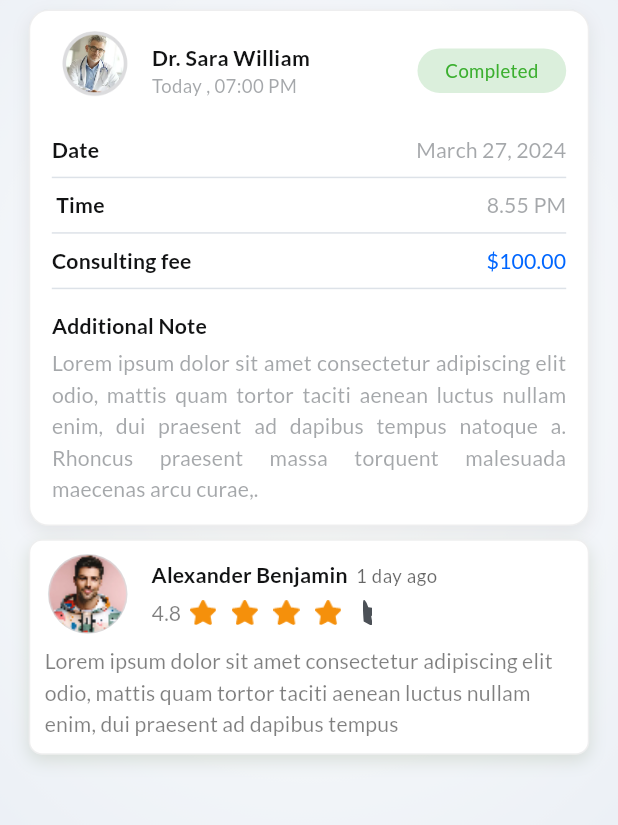
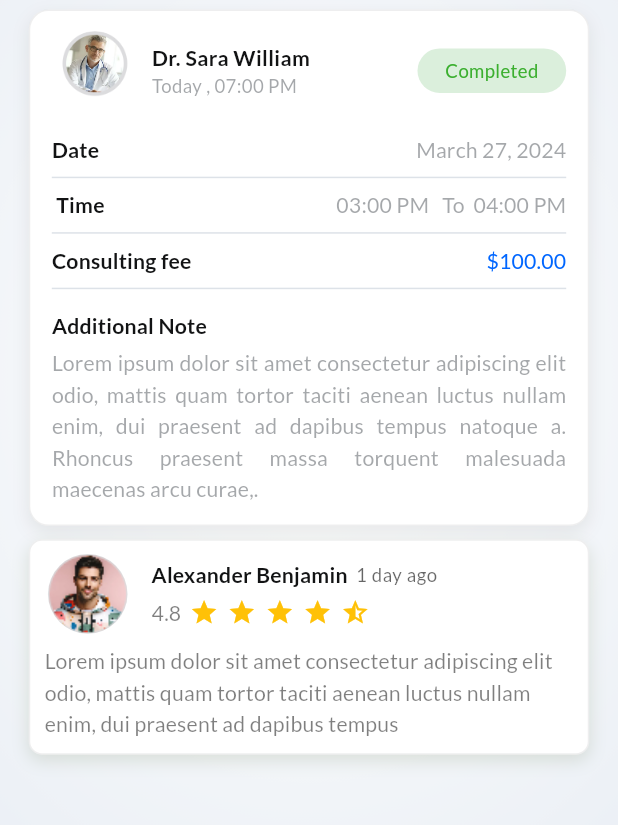
Before and after one commit to alvin0811/WinnersTrainFrontEnd, a Flutter app: the CompletedAppointments screen opened by its route, after a tap on "Ratings & Reviews", after a tap on "Submit Review", after a tap on "Go Back", on a phone screen of 412 x 824 dp, the part 107-932 px from its top. Run offline on Flutter 3.47's test engine with Material 3 defaults, Android fonts, the phone set to English and light mode, and no system bars; our stand-ins replace animated_splash_screen, another_flushbar, carousel_slider, curved_labeled_navigation_bar, dotted_border, dotted_line and 15 more; missing offline and left inert: datepicker_dropdown.

Commit message:
final fixes done

```diff
--- a/lib/view/trainer_flow/home/appointment/ongoing_appointment_details.dart
+++ b/lib/view/trainer_flow/home/appointment/ongoing_appointment_details.dart
@@ -20,6 +20,7 @@ class OngoingAppointmentDetails extends StatelessWidget {
             body: Column(
               children: [
                 AppointmentDetailsCard(
+                       time: '03:00 PM   To  04:00 PM',
                   docName: 'Alexander Benjamin',
                                  imageUrl: AppAssets.images.userProfile,
                     button: CustomButton(
--- a/lib/view/trainer_flow/home/appointment/upcoming_appointment_details.dart
+++ b/lib/view/trainer_flow/home/appointment/upcoming_appointment_details.dart
@@ -19,6 +19,7 @@ class UpcomingAppointmentDetails extends StatelessWidget {
             body: Column(
               children: [
                 AppointmentDetailsCard(
+                       time: '03:00 PM   To  04:00 PM',
                   docName: 'Alexander Benjamin',
                   imageUrl: AppAssets.images.userProfile,
                   button: CustomButton(
--- a/lib/view/user_resilience/appointments/past_appointments/cancel_appointments.dart
+++ b/lib/view/user_resilience/appointments/past_appointments/cancel_appointments.dart
@@ -17,7 +17,9 @@ class CancelAppointments extends StatelessWidget {
             ),
             body: Column(
               children: [
-                const AppointmentDetailsCard(),
+                const AppointmentDetailsCard(
+                       time: '03:00 PM   To  04:00 PM',
+                ),
                 10.h.verticalSpace,
                 Container(
                   width: double.infinity,
--- a/lib/view/user_resilience/appointments/past_appointments/completed_appointments.dart
+++ b/lib/view/user_resilience/appointments/past_appointments/completed_appointments.dart
@@ -21,6 +21,7 @@ class CompletedAppointments extends StatelessWidget {
             body: Column(
               children: [
                 AppointmentDetailsCard(
+                       time: '03:00 PM   To  04:00 PM',
                   button: CustomButton(
                     text: "Completed",
                     isGradient: false,
--- a/lib/view/user_resilience/appointments/past_appointments/unattended_appointments.dart
+++ b/lib/view/user_resilience/appointments/past_appointments/unattended_appointments.dart
@@ -21,7 +21,7 @@ class UnattendedAppointments extends StatelessWidget {
             body: Column(
               children: [
                 AppointmentDetailsCard(
-
+                     time: '03:00 PM   To  04:00 PM',
                   button: CustomButton(
                     text: "Unattended",
                     isGradient: false,
--- a/lib/view/user_resilience/appointments/upcoming_appointments/upcoming_appointments.dart
+++ b/lib/view/user_resilience/appointments/upcoming_appointments/upcoming_appointments.dart
@@ -19,6 +19,7 @@ class UpcomingAppointments extends StatelessWidget {
             body: Column(
               children: [
                 AppointmentDetailsCard(
+                  time: '',
                   button: CustomButton(
                     text: "Upcoming",
                     isGradient: false,
--- a/lib/view/user_resilience/home/home_fragment.dart
+++ b/lib/view/user_resilience/home/home_fragment.dart
@@ -128,7 +128,7 @@ class HomeFragmentScreen extends StatelessWidget {
                       EdgeInsets.symmetric(horizontal: 15.w, vertical: 20.h),
                   width: double.infinity,
                   decoration: BoxDecoration(
-                      color: Colors.grey.withOpacity(0.04),
+                      color: Color(0xffE0F2F3).withOpacity(0.8),
                       borderRadius: CustomBorderRadius.medium,
                       boxShadow: CustomShadows.defaultShadow,
                       border: CustomBorder.thin(color: Color(0xffD5D1D2))),
--- a/lib/view/widgets/review_card.dart
+++ b/lib/view/widgets/review_card.dart
@@ -69,28 +69,24 @@ class ReviewCard extends StatelessWidget {
                           )),
                       6.w.horizontalSpace,
                       SizedBox(
-                        height: 19.h,
-                        width: 127.w,
-                        child: ListView.builder(
+                          height: 25.h,
+                          width: 130.w,
+                          child: ListView.builder(
                             padding: EdgeInsets.zero,
-                            physics: AlwaysScrollableScrollPhysics(),
+                            physics: const AlwaysScrollableScrollPhysics(),
                             scrollDirection: Axis.horizontal,
                             itemCount: 5,
-                            itemBuilder: (c, i) => i == 4
-                                ? SvgPicture.asset(
-                                    AppAssets.icon.halfStarIcon,
-                                    width: 19.w,
-                                    height: 19.h,
-                                  )
-                                : Container(
-                                    margin: EdgeInsets.only(right: 10.w),
-                                    child: Image.asset(
-                                      AppAssets.icon.starIcon,
-                                      width: 19.w,
-                                      height: 19.h,
-                                    ),
-                                  )),
-                      )
+                            itemBuilder: (context, index) {
+                              return Container(
+                                margin: EdgeInsets.only(right: 6.w),
+                                child: Icon(
+                                  index == 4 ? Icons.star_half : Icons.star,
+                                  color: Colors.amber, // yellow color
+                                  size: 22.h,
+                                ),
+                              );
+                            },
+                          ))
                     ],
                   ),
                 ],
```
